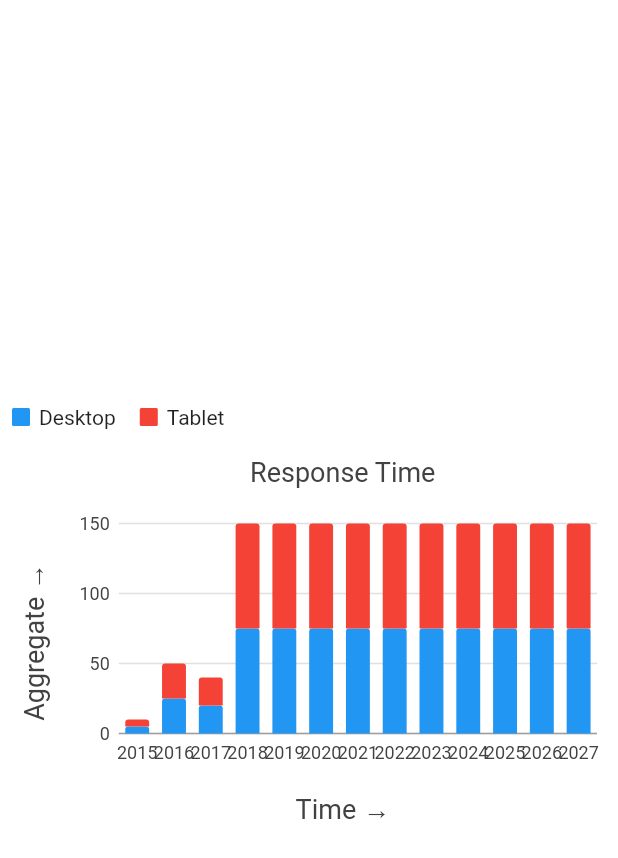
After one commit to neel-vaghani-joflee/charts_flutter_demo_1, a Flutter app: the screen it shows after launch, after a tap on "Stack Bar Chart", on a phone screen of 412 x 824 dp. The commit adds this screen. Shown: the top 858 px of the screen. Run offline on Flutter 3.47's test engine with Material 2 defaults, Android fonts, the phone set to English and light mode, and no system bars; our stand-ins replace charts_flutter.

Commit message:
add  stack bar chart

```diff
--- /dev/null
+++ b/lib/BarCharts/stack_bar_chart.dart
@@ -0,0 +1,84 @@
+/// Bar chart example
+import 'package:flutter/material.dart';
+import 'package:charts_flutter/flutter.dart' as charts;
+
+class StackedBarChart extends StatelessWidget {
+  final List<charts.Series<dynamic, String>> seriesList;
+
+  StackedBarChart({required this.seriesList});
+
+  @override
+  Widget build(BuildContext context) {
+    return Scaffold(
+      body: Center(
+        child: SizedBox(
+          height: 300,
+          child: charts.BarChart(
+            seriesList,
+            defaultInteractions: true,
+            behaviors: [
+              charts.SlidingViewport(),
+              charts.SelectNearest(), charts.DomainHighlighter(),
+              charts.ChartTitle('Response Time',
+                  behaviorPosition: charts.BehaviorPosition.top,
+                  titleOutsideJustification: charts.OutsideJustification.start,
+                  innerPadding: 18),
+              charts.ChartTitle('Time →',
+                  behaviorPosition: charts.BehaviorPosition.bottom,
+                  titleOutsideJustification:
+                      charts.OutsideJustification.middleDrawArea),
+              charts.ChartTitle('Aggregate →',
+                  behaviorPosition: charts.BehaviorPosition.start,
+                  titleOutsideJustification:
+                      charts.OutsideJustification.middleDrawArea),
+              charts.SeriesLegend(),
+              // charts.PanBehavior()
+              charts.PanAndZoomBehavior(),
+            ],
+            barGroupingType: charts.BarGroupingType.stacked,
+          ),
+        ),
+      ),
+    );
+  }
+
+  /// Create series list with multiple series
+  static List<charts.Series<OrdinalSales, String>> _createSampleData() {
+    final desktopSalesData = [
+      OrdinalSales('FF', 5),
+      OrdinalSales('RR', 25),
+      OrdinalSales('TT', 10),
+      OrdinalSales('UU', 10),
+    ];
+
+    final tableSalesData = [
+      OrdinalSales('FF', 25),
+      OrdinalSales('RR', 20),
+      OrdinalSales('TT', 10),
+      OrdinalSales('UU', 20),
+    ];
+
+    return [
+      charts.Series<OrdinalSales, String>(
+        id: 'Desktop',
+        domainFn: (OrdinalSales sales, _) => sales.year,
+        measureFn: (OrdinalSales sales, _) => sales.sales,
+        data: desktopSalesData,
+      ),
+      charts.Series<OrdinalSales, String>(
+        id: 'Tablet',
+        domainFn: (OrdinalSales sales, _) => sales.year,
+        measureFn: (OrdinalSales sales, _) => sales.sales,
+        data: tableSalesData,
+      ),
+    ];
+  }
+}
+
+/// Sample ordinal data type.
+class OrdinalSales {
+  final String year;
+  final int sales;
+
+  OrdinalSales(this.year, this.sales);
+}
--- a/lib/PieChart/pie_chart_3.dart
+++ b/lib/PieChart/pie_chart_3.dart
@@ -31,7 +31,7 @@ class PieChart3 extends StatelessWidget {
                   animate: true,
                   animationDuration: Duration(seconds: 1),
                   defaultRenderer: charts.ArcRendererConfig(
-                    arcWidth: 100, //Uncomment for a donut pie chart
+                    arcWidth: 100,
                     arcRendererDecorators: [
                       charts.ArcLabelDecorator(
                           outsideLabelStyleSpec:
--- a/lib/main.dart
+++ b/lib/main.dart
@@ -2,12 +2,15 @@ import 'package:flutter/cupertino.dart';
 import 'package:flutter/material.dart';
 import 'BarCharts/bar_chart_1.dart';
 import 'BarCharts/grouped_bar_chart_1.dart';
+import 'BarCharts/stack_bar_chart.dart';
 import 'CommonWidget/main_page_list_tile.dart';
 import 'LineChart/line_chart_1.dart';
 import 'PieChart/pie_chart_1.dart';
 import 'PieChart/pie_chart_2.dart';
 import 'PieChart/pie_chart_3.dart';
 import 'PieChart/pie_chart_4.dart';
+import 'package:charts_flutter/flutter.dart' as charts;
+
 import 'PieChart/pie_chart_5.dart';
 
 void main() {
@@ -45,6 +48,124 @@ class MyHomePage extends StatefulWidget {
 }
 
 class _MyHomePageState extends State<MyHomePage> {
+  List<charts.Series<AccountChartData, String>> createSampleData() {
+    final startingBalance = [
+      AccountChartData('BOB', -10000, -2000000),
+      AccountChartData('Kotak', 25, 4),
+      AccountChartData('SBI', 500, 4),
+      AccountChartData('JANA', 75, 4),
+      AccountChartData('Varachha', 350, 4),
+      AccountChartData('Cash', 20, 4),
+    ];
+
+    final credit = [
+      AccountChartData('BOB', 150, 4),
+      AccountChartData('Kotak', 300, 4),
+      AccountChartData('SBI', 400, 4),
+      AccountChartData('JANA', 20, 4),
+      AccountChartData('Varachha', 500, 4),
+      AccountChartData('Cash', 300, 4),
+    ];
+
+    final debit = [
+      AccountChartData('BOB', 30, 4),
+      AccountChartData('Kotak', 15, 4),
+      AccountChartData('SBI', 50, 4),
+      AccountChartData('JANA', 45, 4),
+      AccountChartData('Varachha', 200, 4),
+      AccountChartData('Cash', 100, 4),
+    ];
+    final endingBalance = [
+      AccountChartData('BOB', 10, 4),
+      AccountChartData('Kotak', 15, 4),
+      AccountChartData('SBI', 50, 4),
+      AccountChartData('JANA', 45, 4),
+      AccountChartData('Varachha', 20, 4),
+      AccountChartData('Cash', 100, 4),
+    ];
+
+    return [
+      charts.Series<AccountChartData, String>(
+        id: 'Starting Balance',
+        domainFn: (AccountChartData sales, _) => sales.accountName,
+        measureFn: (AccountChartData sales, _) => sales.amount,
+        data: startingBalance,
+        fillColorFn: (datum, index) =>
+            charts.ColorUtil.fromDartColor(Colors.red),
+      ),
+      charts.Series<AccountChartData, String>(
+        id: 'Credit',
+        domainFn: (AccountChartData sales, _) => sales.accountName,
+        measureFn: (AccountChartData sales, _) => sales.amount,
+        data: credit,
+        fillColorFn: (datum, index) => charts.Color.black,
+      ),
+      charts.Series<AccountChartData, String>(
+        id: 'Debit',
+        domainFn: (AccountChartData sales, _) => sales.accountName,
+        measureFn: (AccountChartData sales, _) => sales.amount,
+        data: debit,
+        fillColorFn: (datum, index) => const charts.Color(b: 255, g: 100, r: 1),
+      ),
+      charts.Series<AccountChartData, String>(
+        id: 'Ending Balance',
+        domainFn: (AccountChartData sales, _) => sales.accountName,
+        measureFn: (AccountChartData sales, _) => sales.amount,
+        data: endingBalance,
+        fillColorFn: (datum, index) => const charts.Color(b: 255, g: 100, r: 1),
+      ),
+    ];
+  }
+
+  static List<charts.Series<OrdinalSales, String>> _createSampleData() {
+    final desktopSalesData = [
+      OrdinalSales('2015', 5),
+      OrdinalSales('2016', 25),
+      OrdinalSales('2017', 20),
+      OrdinalSales('2018', 75),
+      OrdinalSales('2019', 75),
+      OrdinalSales('2020', 75),
+      OrdinalSales('2021', 75),
+      OrdinalSales('2022', 75),
+      OrdinalSales('2023', 75),
+      OrdinalSales('2024', 75),
+      OrdinalSales('2025', 75),
+      OrdinalSales('2026', 75),
+      OrdinalSales('2027', 75),
+    ];
+
+    final tableSalesData = [
+      OrdinalSales('2015', 5),
+      OrdinalSales('2016', 25),
+      OrdinalSales('2017', 20),
+      OrdinalSales('2018', 75),
+      OrdinalSales('2019', 75),
+      OrdinalSales('2020', 75),
+      OrdinalSales('2021', 75),
+      OrdinalSales('2022', 75),
+      OrdinalSales('2023', 75),
+      OrdinalSales('2024', 75),
+      OrdinalSales('2025', 75),
+      OrdinalSales('2026', 75),
+      OrdinalSales('2027', 75),
+    ];
+
+    return [
+      charts.Series<OrdinalSales, String>(
+        id: 'Desktop',
+        domainFn: (OrdinalSales sales, _) => sales.year,
+        measureFn: (OrdinalSales sales, _) => sales.sales,
+        data: desktopSalesData,
+      ),
+      charts.Series<OrdinalSales, String>(
+        id: 'Tablet',
+        domainFn: (OrdinalSales sales, _) => sales.year,
+        measureFn: (OrdinalSales sales, _) => sales.sales,
+        data: tableSalesData,
+      ),
+    ];
+  }
+
   @override
   Widget build(BuildContext context) {
     return Scaffold(
@@ -58,6 +179,23 @@ class _MyHomePageState extends State<MyHomePage> {
         margin: const EdgeInsets.all(16),
         child: Column(
           children: [
+            // StackedBarChart
+            MainPageListTile(
+              onTap: () {
+                Navigator.push(
+                  context,
+                  CupertinoPageRoute(
+                      builder: (context) => StackedBarChart(
+                            seriesList: _createSampleData(),
+                          )),
+                );
+              },
+              text: 'Stack Bar Chart',
+            ),
+            const SizedBox(
+              height: 16,
+            ),
+
             MainPageListTile(
               onTap: () {
                 Navigator.push(
@@ -77,7 +215,9 @@ class _MyHomePageState extends State<MyHomePage> {
                 Navigator.push(
                   context,
                   CupertinoPageRoute(
-                      builder: (context) => GroupedBarChart.withSampleData()),
+                      builder: (context) => GroupedBarChart(
+                            seriesList: createSampleData(),
+                          )),
                 );
               },
               text: 'Grouped ar Chart 1',
@@ -169,3 +309,18 @@ class _MyHomePageState extends State<MyHomePage> {
     );
   }
 }
+
+class AccountChartData {
+  final String accountName;
+  final int amount;
+  final int endingBalance;
+
+  AccountChartData(this.accountName, this.amount, this.endingBalance);
+}
+
+class OrdinalSales {
+  final String year;
+  final int sales;
+
+  OrdinalSales(this.year, this.sales);
+}
```
Also changed, not shown: lib/BarCharts/grouped_bar_chart_1.dart (+3 -9 lines), pubspec.lock, 1 other file.
